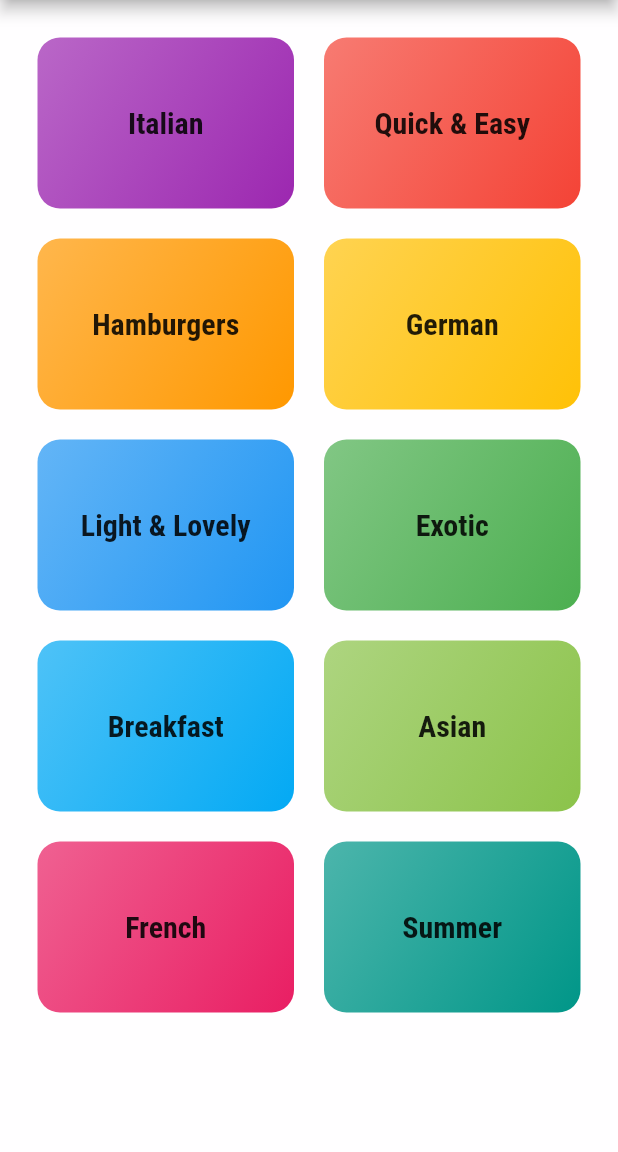
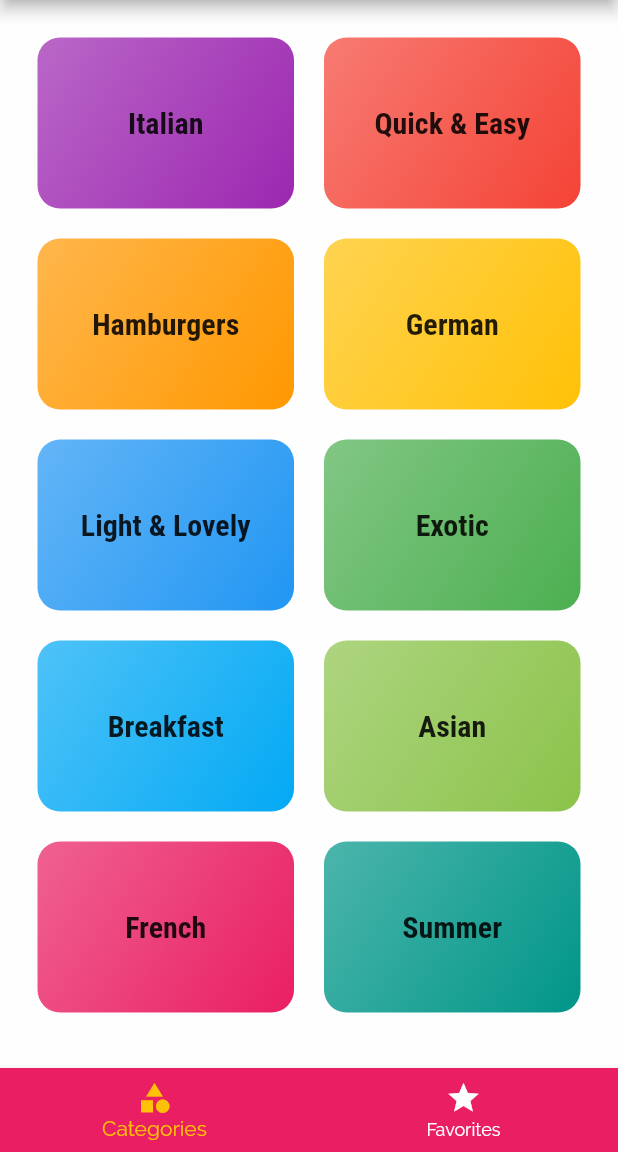
Before and after one commit to Hazix00/MealsApp, a Flutter app: the screen it shows after launch, on a phone screen of 412 x 824 dp, the part 84-1236 px from its top. Run offline on Flutter 3.47's test engine with Material 2 defaults, Android fonts, the phone set to English and light mode, and no system bars.

Commit message:
added main screen with tabs of categories and favorites

```diff
--- a/lib/main.dart
+++ b/lib/main.dart
@@ -1,7 +1,7 @@
 import 'package:flutter/material.dart';
+import 'package:mealsapp/screens/main-tabs/main_tabs_screen.dart';
 import 'package:mealsapp/screens/meal_details/meal_details_screen.dart';
 
-import 'screens/categories/categories_screen.dart';
 import 'screens/category-meals/categories_meals_screen.dart';
 
 void main() => runApp(const MyApp());
@@ -41,7 +41,7 @@ class MyApp extends StatelessWidget {
       ),
       initialRoute: '/',
       routes: {
-        '/': (context) => const CategoriesScreen(),
+        '/': (context) => const MainTabsScreen(),
         CategoryMealsScreen.routeName: (context) => const CategoryMealsScreen(),
         MealDetailsScreen.routeName: (context) => const MealDetailsScreen()
       },
--- a/lib/screens/categories/categories_screen.dart
+++ b/lib/screens/categories/categories_screen.dart
@@ -8,11 +8,7 @@ class CategoriesScreen extends StatelessWidget {
 
   @override
   Widget build(BuildContext context) {
-    return Scaffold(
-      appBar: AppBar(
-        title: const Text('DeliMeal'),
-      ),
-      body: GridView(
+    return GridView(
       padding: const EdgeInsets.all(25),
       children: DUMMY_CATEGORIES
           .map(
@@ -25,7 +21,6 @@ class CategoriesScreen extends StatelessWidget {
         crossAxisSpacing: 20,
         mainAxisSpacing: 20,
       ),
-      ),
     );
   }
 }
--- /dev/null
+++ b/lib/screens/favorites/favorites_screen.dart
@@ -0,0 +1,12 @@
+import 'package:flutter/material.dart';
+
+class FavoritesScreen extends StatelessWidget {
+  const FavoritesScreen({Key? key}) : super(key: key);
+
+  @override
+  Widget build(BuildContext context) {
+    return const Center(
+      child: Text('Favorites'),
+    );
+  }
+}
--- /dev/null
+++ b/lib/screens/main-tabs/main_tabs_screen.dart
@@ -0,0 +1,53 @@
+import 'package:flutter/material.dart';
+import 'package:mealsapp/screens/categories/categories_screen.dart';
+import 'package:mealsapp/screens/favorites/favorites_screen.dart';
+
+class MainTabsScreen extends StatefulWidget {
+  const MainTabsScreen({Key? key}) : super(key: key);
+
+  @override
+  _MainTabsScreenState createState() => _MainTabsScreenState();
+}
+
+class _MainTabsScreenState extends State<MainTabsScreen> {
+  final List<Widget> _pages = const [
+    CategoriesScreen(),
+    FavoritesScreen(),
+  ];
+
+  int _selectedPageIndex = 0;
+
+  void _selectPage(int index) {
+    setState(() {
+      _selectedPageIndex = index;
+    });
+  }
+
+  @override
+  Widget build(BuildContext context) {
+    return Scaffold(
+      appBar: AppBar(
+        title: const Text('DeliMeal'),
+      ),
+      body: _pages[_selectedPageIndex],
+      bottomNavigationBar: BottomNavigationBar(
+        onTap: _selectPage,
+        elevation: 4,
+        currentIndex: _selectedPageIndex,
+        selectedItemColor: Theme.of(context).colorScheme.secondary,
+        unselectedItemColor: Colors.white,
+        backgroundColor: Theme.of(context).colorScheme.primary,
+        items: const [
+          BottomNavigationBarItem(
+            icon: Icon(Icons.category),
+            label: 'Categories',
+          ),
+          BottomNavigationBarItem(
+            icon: Icon(Icons.star),
+            label: 'Favorites',
+          ),
+        ],
+      ),
+    );
+  }
+}
```
Lines whose indentation alone changed are shown as unchanged.
